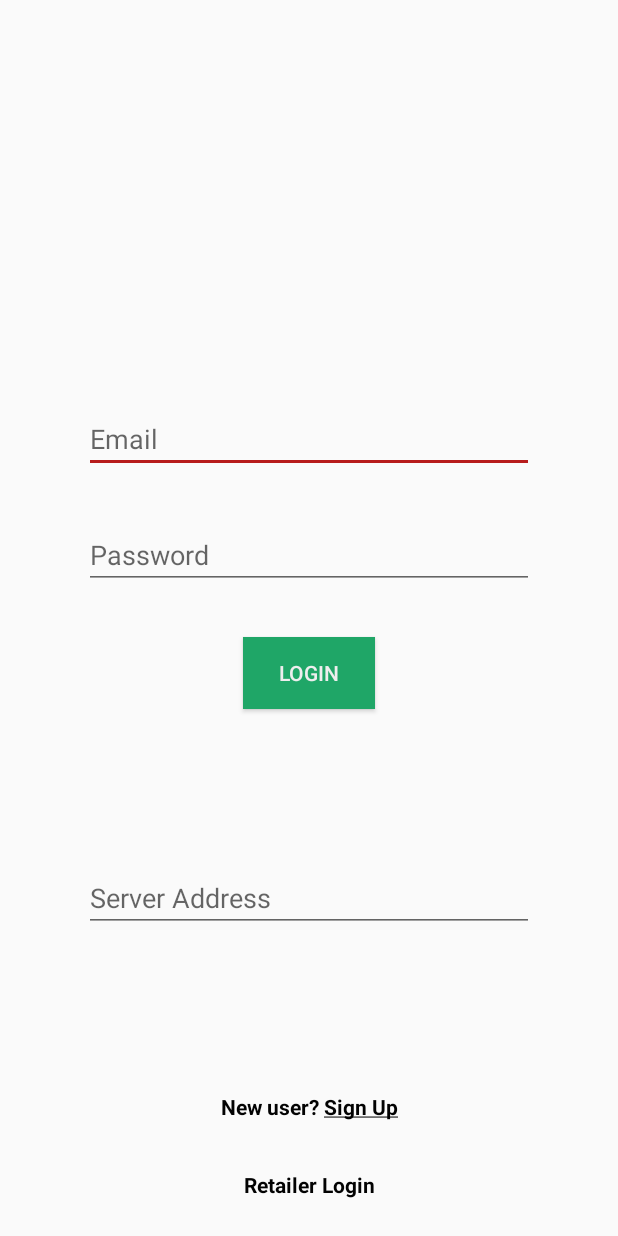
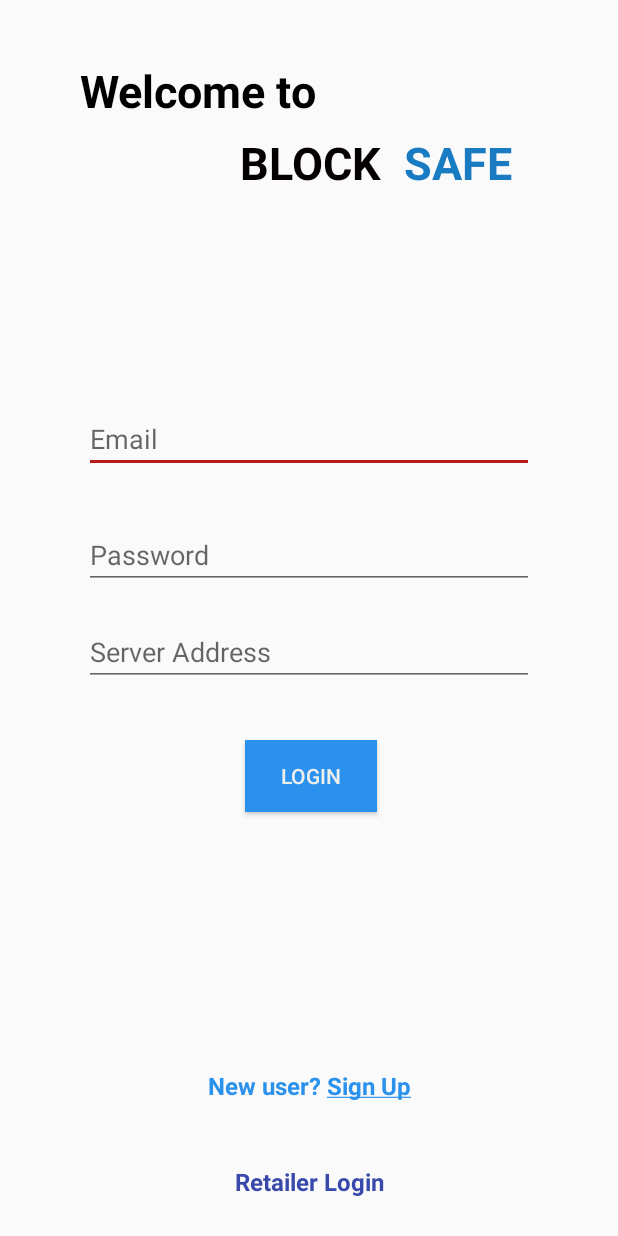
Before and after one commit to prizzv/BlockSafe, an Android app: the screen it shows after launch (LoginActivity), on a phone screen of 412 x 824 dp. Run offline under Robolectric (Android 15) with nearby library versions, the phone set to English and light mode, and no system bars; our stand-ins replace Volley.

Commit message:
Updated the activity_login.xml

```diff
--- a/app/src/main/res/layout/activity_login.xml
+++ b/app/src/main/res/layout/activity_login.xml
@@ -6,6 +6,49 @@
     android:layout_height="match_parent"
     tools:context=".User.LoginActivity">
 
+    <TextView
+        android:id="@+id/textView6"
+        android:layout_width="109dp"
+        android:layout_height="41dp"
+        android:layout_marginStart="160dp"
+        android:layout_marginTop="8dp"
+
+        android:text="BLOCK"
+        android:textColor="#040000"
+        android:textSize="30dp"
+        android:textStyle="bold"
+        app:layout_constraintStart_toStartOf="parent"
+        app:layout_constraintTop_toBottomOf="@+id/textView7" />
+
+    <TextView
+        android:id="@+id/textView8"
+        android:layout_width="93dp"
+        android:layout_height="39dp"
+        android:layout_marginTop="8dp"
+
+        android:text="SAFE"
+        android:textColor="#197BC1"
+        android:textSize="30dp"
+        android:textStyle="bold"
+        app:layout_constraintEnd_toEndOf="parent"
+        app:layout_constraintHorizontal_bias="0.0"
+        app:layout_constraintStart_toEndOf="@+id/textView6"
+        app:layout_constraintTop_toBottomOf="@+id/textView7" />
+
+    <TextView
+        android:id="@+id/textView7"
+        android:layout_width="185dp"
+        android:layout_height="40dp"
+        android:layout_marginTop="40dp"
+
+        android:text="Welcome to"
+        android:textColor="#000000"
+        android:textSize="30dp"
+        android:textStyle="bold"
+        app:layout_constraintEnd_toEndOf="parent"
+        app:layout_constraintHorizontal_bias="0.236"
+        app:layout_constraintStart_toStartOf="parent"
+        app:layout_constraintTop_toTopOf="parent" />
     <EditText
         android:id="@+id/editEmail"
         android:layout_width="0dp"
@@ -36,39 +79,40 @@
         android:id="@+id/editAddress"
         android:layout_width="0dp"
         android:layout_height="wrap_content"
-        android:layout_marginTop="8dp"
-        android:layout_marginBottom="12dp"
+        android:layout_marginTop="19dp"
         android:ems="10"
         android:inputType="text"
-        app:layout_constraintBottom_toTopOf="@+id/signupbutton"
         app:layout_constraintEnd_toEndOf="@+id/editEmail"
         app:layout_constraintHorizontal_bias="0.0"
         app:layout_constraintStart_toStartOf="@+id/editEmail"
-        app:layout_constraintTop_toBottomOf="@+id/submitbutton" />
+        app:layout_constraintTop_toBottomOf="@+id/editPass" />
 
     <Button
         android:id="@+id/submitbutton"
         android:layout_width="wrap_content"
         android:layout_height="wrap_content"
         android:layout_marginStart="8dp"
-        android:layout_marginTop="32dp"
+        android:layout_marginTop="36dp"
         android:layout_marginEnd="8dp"
-        android:background="@color/colorPrimary"
+        android:background="#2a91ec"
         android:text="Login"
         android:textColor="@color/LightGray"
         app:layout_constraintEnd_toEndOf="parent"
+        app:layout_constraintHorizontal_bias="0.504"
         app:layout_constraintStart_toStartOf="parent"
-        app:layout_constraintTop_toBottomOf="@+id/editPass"
-        />
+        app:layout_constraintTop_toBottomOf="@+id/editAddress" />
 
     <TextView
         android:id="@+id/signupbutton"
-        android:layout_width="wrap_content"
-        android:layout_height="20dp"
+        android:layout_width="209dp"
+        android:layout_height="32dp"
         android:layout_marginStart="8dp"
         android:layout_marginEnd="8dp"
         android:layout_marginBottom="32dp"
         android:text="@string/signup"
+        android:textAlignment="center"
+        android:textColor="#2a91ec"
+        android:textSize="16sp"
         android:textStyle="bold"
         app:layout_constraintBottom_toTopOf="@+id/retailerbutton"
         app:layout_constraintEnd_toEndOf="parent"
@@ -76,12 +120,15 @@
 
     <TextView
         android:id="@+id/retailerbutton"
-        android:layout_width="wrap_content"
-        android:layout_height="20dp"
+        android:layout_width="112dp"
+        android:layout_height="23dp"
         android:layout_marginStart="8dp"
         android:layout_marginEnd="8dp"
         android:layout_marginBottom="24dp"
         android:text="@string/retailerlogin"
+        android:textAlignment="center"
+        android:textColor="#3949AB"
+        android:textSize="16sp"
         android:textStyle="bold"
         app:layout_constraintBottom_toBottomOf="parent"
         app:layout_constraintEnd_toEndOf="parent"
--- a/app/src/main/res/layout/activity_signup.xml
+++ b/app/src/main/res/layout/activity_signup.xml
@@ -100,7 +100,7 @@
         android:layout_marginStart="8dp"
         android:layout_marginTop="8dp"
         android:layout_marginEnd="8dp"
-        android:background="@color/colorPrimary"
+        android:background="#2A91EC"
         android:text="Sign Up"
         android:textColor="@color/LightGray"
         app:layout_constraintBottom_toTopOf="@+id/editAddress"
```
